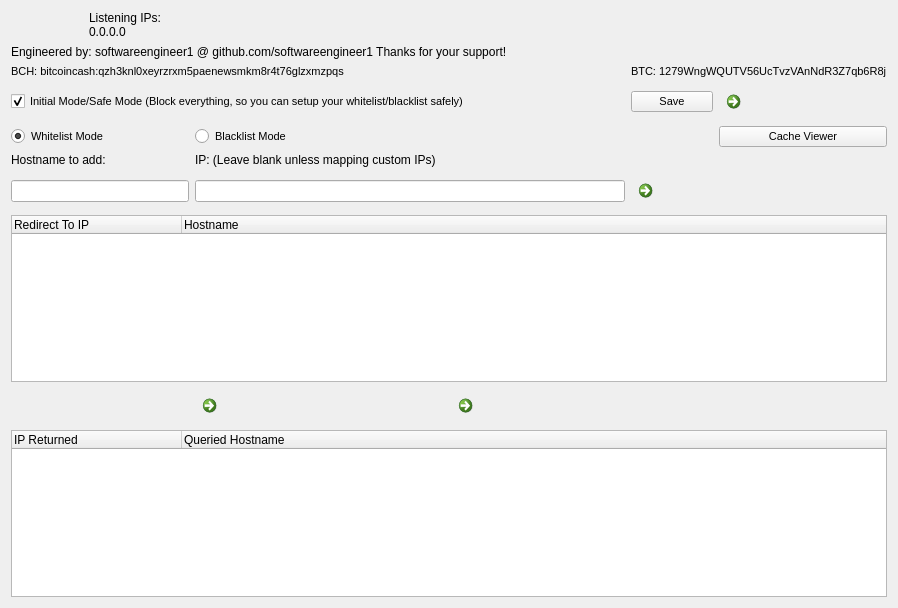
This is Source/YourFriendlyDNS/dnsserverwindow.ui in softwareengineer1/YourFriendlyDNS as Qt 5 draws it before an edit. The edited form follows.
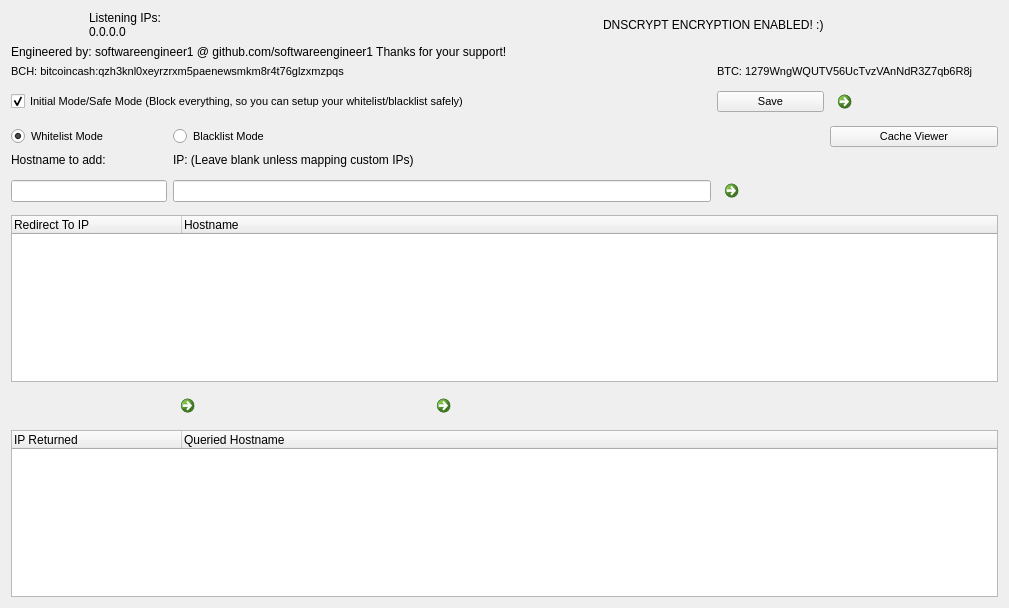
This is the edited form. Icons and pictures are not drawn.

Patch:
```diff
--- a/Source/YourFriendlyDNS/dnsserverwindow.ui
+++ b/Source/YourFriendlyDNS/dnsserverwindow.ui
@@ -15,7 +15,25 @@
   </property>
   <widget class="QWidget" name="centralWidget">
    <layout class="QGridLayout" name="gridLayout">
-    <item row="8" column="3">
+    <item row="10" column="0" colspan="2">
+     <widget class="QLabel" name="hostnameLabel">
+      <property name="text">
+       <string>Hostname to add:</string>
+      </property>
+     </widget>
+    </item>
+    <item row="14" column="4">
+     <widget class="QCommandLinkButton" name="removeButton">
+      <property name="text">
+       <string/>
+      </property>
+      <property name="icon">
+       <iconset resource="images.qrc">
+        <normaloff>:/images/minus.png</normaloff>:/images/minus.png</iconset>
+      </property>
+     </widget>
+    </item>
+    <item row="9" column="3">
      <widget class="QRadioButton" name="blacklistButton">
       <property name="minimumSize">
        <size>
@@ -33,7 +51,44 @@
       </property>
      </widget>
     </item>
-    <item row="12" column="0" colspan="8">
+    <item row="0" column="1" colspan="2">
+     <widget class="QLabel" name="listeningIPs">
+      <property name="text">
+       <string>Listening IPs: 0.0.0.0</string>
+      </property>
+      <property name="alignment">
+       <set>Qt::AlignLeading|Qt::AlignLeft|Qt::AlignTop</set>
+      </property>
+      <property name="wordWrap">
+       <bool>true</bool>
+      </property>
+      <property name="textInteractionFlags">
+       <set>Qt::LinksAccessibleByMouse|Qt::TextSelectableByMouse</set>
+      </property>
+     </widget>
+    </item>
+    <item row="2" column="0" colspan="6">
+     <widget class="QLabel" name="label_7">
+      <property name="text">
+       <string>Engineered by: softwareengineer1 @ github.com/softwareengineer1 Thanks for your support!</string>
+      </property>
+     </widget>
+    </item>
+    <item row="12" column="0" colspan="3">
+     <widget class="QLineEdit" name="hostnameEdit"/>
+    </item>
+    <item row="7" column="7">
+     <widget class="QCommandLinkButton" name="settingsButton">
+      <property name="text">
+       <string/>
+      </property>
+      <property name="icon">
+       <iconset resource="images.qrc">
+        <normaloff>:/images/gear.gif</normaloff>:/images/gear.gif</iconset>
+      </property>
+     </widget>
+    </item>
+    <item row="13" column="0" colspan="8">
      <widget class="QTreeWidget" name="dnslist">
       <property name="editTriggers">
        <set>QAbstractItemView::NoEditTriggers</set>
@@ -65,7 +120,74 @@
       </column>
      </widget>
     </item>
-    <item row="14" column="0" colspan="8">
+    <item row="7" column="0" colspan="5">
+     <widget class="QCheckBox" name="initialMode">
+      <property name="font">
+       <font>
+        <pointsize>8</pointsize>
+       </font>
+      </property>
+      <property name="text">
+       <string>Initial Mode/Safe Mode (Block everything, so you can setup your whitelist/blacklist safely)</string>
+      </property>
+      <property name="checked">
+       <bool>true</bool>
+      </property>
+     </widget>
+    </item>
+    <item row="0" column="0">
+     <widget class="QLabel" name="label_5">
+      <property name="text">
+       <string/>
+      </property>
+      <property name="pixmap">
+       <pixmap resource="images.qrc">:/images/newBCHaddr_small.png</pixmap>
+      </property>
+     </widget>
+    </item>
+    <item row="9" column="7">
+     <widget class="QPushButton" name="cacheViewButton">
+      <property name="font">
+       <font>
+        <pointsize>8</pointsize>
+       </font>
+      </property>
+      <property name="text">
+       <string>Cache Viewer</string>
+      </property>
+     </widget>
+    </item>
+    <item row="3" column="6" colspan="2">
+     <widget class="QLabel" name="label_2">
+      <property name="font">
+       <font>
+        <pointsize>8</pointsize>
+       </font>
+      </property>
+      <property name="text">
+       <string>BTC: 1279WngWQUTV56UcTvzVAnNdR3Z7qb6R8j</string>
+      </property>
+      <property name="textInteractionFlags">
+       <set>Qt::LinksAccessibleByMouse|Qt::TextSelectableByMouse</set>
+      </property>
+     </widget>
+    </item>
+    <item row="3" column="0" colspan="4">
+     <widget class="QLabel" name="label_4">
+      <property name="font">
+       <font>
+        <pointsize>8</pointsize>
+       </font>
+      </property>
+      <property name="text">
+       <string>BCH: bitcoincash:qzh3knl0xeyrzrxm5paenewsmkm8r4t76glzxmzpqs</string>
+      </property>
+      <property name="textInteractionFlags">
+       <set>Qt::LinksAccessibleByMouse|Qt::TextSelectableByMouse</set>
+      </property>
+     </widget>
+    </item>
+    <item row="15" column="0" colspan="8">
      <widget class="QTreeWidget" name="dnsqueries">
       <property name="editTriggers">
        <set>QAbstractItemView::NoEditTriggers</set>
@@ -97,21 +219,21 @@
       </column>
      </widget>
     </item>
-    <item row="2" column="6" colspan="2">
-     <widget class="QLabel" name="label_2">
+    <item row="7" column="6">
+     <widget class="QPushButton" name="saveButton">
       <property name="font">
        <font>
         <pointsize>8</pointsize>
        </font>
       </property>
       <property name="text">
-       <string>BTC: 1279WngWQUTV56UcTvzVAnNdR3Z7qb6R8j</string>
-      </property>
-      <property name="textInteractionFlags">
-       <set>Qt::LinksAccessibleByMouse|Qt::TextSelectableByMouse</set>
+       <string>Save</string>
       </property>
      </widget>
     </item>
+    <item row="12" column="3" colspan="3">
+     <widget class="QLineEdit" name="ipEdit"/>
+    </item>
     <item row="0" column="7">
      <widget class="QLabel" name="label_3">
       <property name="sizePolicy">
@@ -131,123 +253,14 @@
       </property>
      </widget>
     </item>
-    <item row="2" column="0" colspan="4">
-     <widget class="QLabel" name="label_4">
-      <property name="font">
-       <font>
-        <pointsize>8</pointsize>
-       </font>
-      </property>
-      <property name="text">
-       <string>BCH: bitcoincash:qzh3knl0xeyrzrxm5paenewsmkm8r4t76glzxmzpqs</string>
-      </property>
-      <property name="textInteractionFlags">
-       <set>Qt::LinksAccessibleByMouse|Qt::TextSelectableByMouse</set>
-      </property>
-     </widget>
-    </item>
-    <item row="0" column="0">
-     <widget class="QLabel" name="label_5">
-      <property name="text">
-       <string/>
-      </property>
-      <property name="pixmap">
-       <pixmap resource="images.qrc">:/images/newBCHaddr_small.png</pixmap>
-      </property>
-     </widget>
-    </item>
-    <item row="11" column="3" colspan="3">
-     <widget class="QLineEdit" name="ipEdit"/>
-    </item>
-    <item row="11" column="0" colspan="3">
-     <widget class="QLineEdit" name="hostnameEdit"/>
-    </item>
-    <item row="9" column="0" colspan="2">
-     <widget class="QLabel" name="hostnameLabel">
-      <property name="text">
-       <string>Hostname to add:</string>
-      </property>
-     </widget>
-    </item>
-    <item row="6" column="0" colspan="5">
-     <widget class="QCheckBox" name="initialMode">
-      <property name="font">
-       <font>
-        <pointsize>8</pointsize>
-       </font>
-      </property>
-      <property name="text">
-       <string>Initial Mode/Safe Mode (Block everything, so you can setup your whitelist/blacklist safely)</string>
-      </property>
-      <property name="checked">
-       <bool>true</bool>
-      </property>
-     </widget>
-    </item>
-    <item row="0" column="1" colspan="2">
-     <widget class="QLabel" name="listeningIPs">
-      <property name="text">
-       <string>Listening IPs: 0.0.0.0</string>
-      </property>
-      <property name="alignment">
-       <set>Qt::AlignLeading|Qt::AlignLeft|Qt::AlignTop</set>
-      </property>
-      <property name="wordWrap">
-       <bool>true</bool>
-      </property>
-      <property name="textInteractionFlags">
-       <set>Qt::LinksAccessibleByMouse|Qt::TextSelectableByMouse</set>
-      </property>
-     </widget>
-    </item>
-    <item row="9" column="3" colspan="5">
+    <item row="10" column="3" colspan="5">
      <widget class="QLabel" name="label">
       <property name="text">
        <string>IP: (Leave blank unless mapping custom IPs)</string>
       </property>
      </widget>
     </item>
-    <item row="1" column="0" colspan="6">
-     <widget class="QLabel" name="label_7">
-      <property name="text">
-       <string>Engineered by: softwareengineer1 @ github.com/softwareengineer1 Thanks for your support!</string>
-      </property>
-     </widget>
-    </item>
-    <item row="13" column="4">
-     <widget class="QCommandLinkButton" name="removeButton">
-      <property name="text">
-       <string/>
-      </property>
-      <property name="icon">
-       <iconset resource="images.qrc">
-        <normaloff>:/images/minus.png</normaloff>:/images/minus.png</iconset>
-      </property>
-     </widget>
-    </item>
-    <item row="11" column="6" colspan="2">
-     <widget class="QCommandLinkButton" name="firstAddButton">
-      <property name="text">
-       <string/>
-      </property>
-      <property name="icon">
-       <iconset resource="images.qrc">
-        <normaloff>:/images/plus.png</normaloff>:/images/plus.png</iconset>
-      </property>
-     </widget>
-    </item>
-    <item row="13" column="3">
-     <widget class="QCommandLinkButton" name="secondAddButton">
-      <property name="text">
-       <string/>
-      </property>
-      <property name="icon">
-       <iconset resource="images.qrc">
-        <normaloff>:/images/plus.png</normaloff>:/images/plus.png</iconset>
-      </property>
-     </widget>
-    </item>
-    <item row="8" column="0" colspan="2">
+    <item row="9" column="0" colspan="2">
      <widget class="QRadioButton" name="whitelistButton">
       <property name="minimumSize">
        <size>
@@ -278,8 +291,8 @@
       </property>
      </widget>
     </item>
-    <item row="6" column="7">
-     <widget class="QCommandLinkButton" name="settingsButton">
+    <item row="14" column="3">
+     <widget class="QCommandLinkButton" name="secondAddButton">
       <property name="text">
        <string/>
       </property>
@@ -289,27 +302,17 @@
       </property>
      </widget>
     </item>
-    <item row="6" column="6">
-     <widget class="QPushButton" name="saveButton">
-      <property name="font">
-       <font>
-        <pointsize>8</pointsize>
-       </font>
-      </property>
+    <item row="12" column="6" colspan="2">
+     <widget class="QCommandLinkButton" name="firstAddButton">
       <property name="text">
-       <string>Save</string>
+       <string/>
       </property>
      </widget>
     </item>
-    <item row="8" column="7">
-     <widget class="QPushButton" name="cacheViewButton">
-      <property name="font">
-       <font>
-        <pointsize>8</pointsize>
-       </font>
-      </property>
+    <item row="0" column="5" colspan="2">
+     <widget class="QLabel" name="encEnabled">
       <property name="text">
-       <string>Cache Viewer</string>
+       <string>DNSCRYPT ENCRYPTION ENABLED! :)</string>
       </property>
      </widget>
     </item>
```
Left out of the diff: 8 changed lines with no effect on the pictures.
